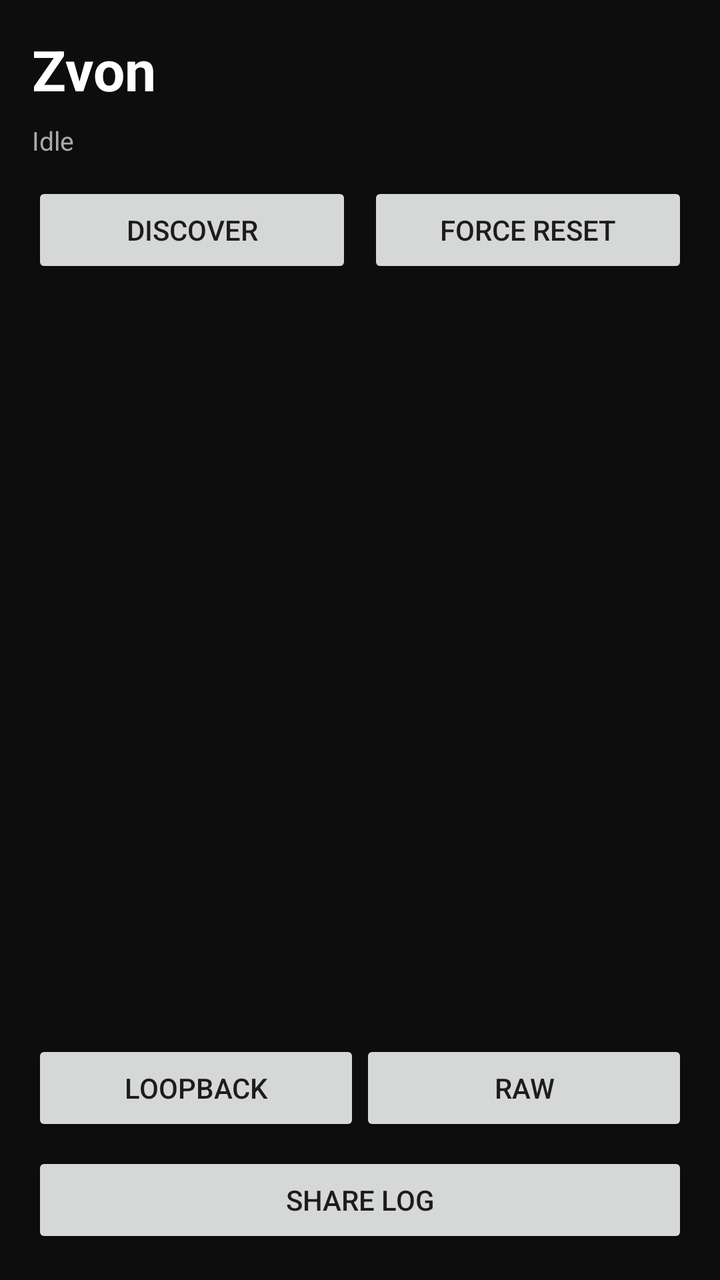
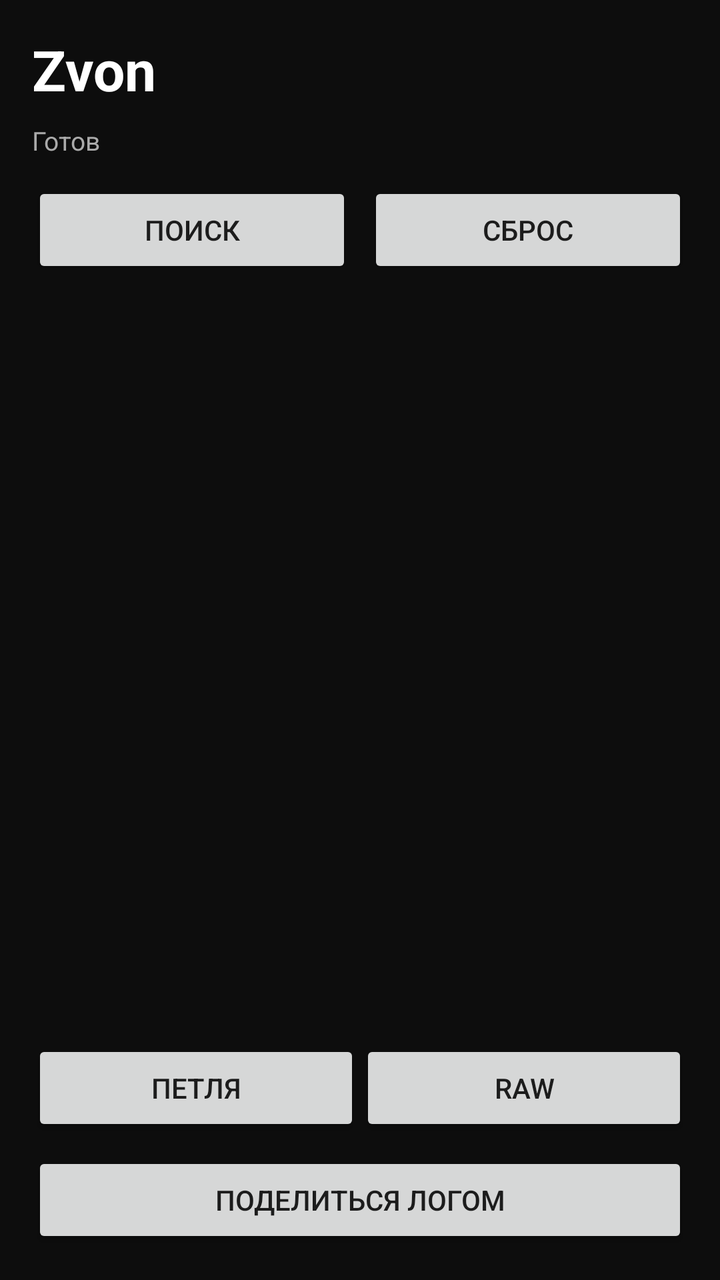

Two renders of the same Android screen: before a commit and after it. Below are the layout's source before the change and the commit's diff.
<!-- AndroidManifest.xml: application theme Theme.AppCompat.DayNight.NoActionBar -->
<!-- res/layout/activity_main.xml -->
<?xml version="1.0" encoding="utf-8"?>
<FrameLayout xmlns:android="http://schemas.android.com/apk/res/android"
    android:layout_width="match_parent" android:layout_height="match_parent"
    android:background="#0D0D0D">

    <LinearLayout android:id="@+id/discoveryView"
        android:layout_width="match_parent" android:layout_height="match_parent"
        android:orientation="vertical" android:padding="16dp">

        <TextView android:layout_width="wrap_content" android:layout_height="wrap_content"
            android:text="Zvon" android:textColor="#FFFFFF" android:textSize="28sp" android:textStyle="bold"/>

        <TextView android:id="@+id/statusText" android:layout_width="match_parent"
            android:layout_height="wrap_content" android:layout_marginTop="8dp"
            android:text="Idle" android:textColor="#AAAAAA" android:textSize="13sp"/>

        <LinearLayout android:layout_width="match_parent" android:layout_height="wrap_content"
            android:orientation="horizontal" android:layout_marginTop="12dp">
            <Button android:id="@+id/btnDiscover" android:layout_width="0dp"
                android:layout_weight="1" android:layout_height="wrap_content" android:text="Discover"/>
            <Button android:id="@+id/btnForceReset" android:layout_width="0dp"
                android:layout_weight="1" android:layout_height="wrap_content"
                android:layout_marginStart="8dp" android:text="Force Reset"/>
        </LinearLayout>

        <ScrollView android:layout_width="match_parent" android:layout_height="0dp"
            android:layout_weight="1" android:layout_marginTop="8dp">
            <LinearLayout android:id="@+id/peerList" android:layout_width="match_parent"
                android:layout_height="wrap_content" android:orientation="vertical"/>
        </ScrollView>

        <LinearLayout android:layout_width="match_parent" android:layout_height="wrap_content"
            android:orientation="horizontal">
            <Button android:id="@+id/btnLoopback" android:layout_width="0dp"
                android:layout_weight="1" android:layout_height="wrap_content" android:text="Loopback"/>
            <Button android:id="@+id/btnRaw" android:layout_width="0dp"
                android:layout_weight="1" android:layout_height="wrap_content" android:text="Raw"/>
        </LinearLayout>

        <Button android:id="@+id/btnShareLog" android:layout_width="match_parent"
            android:layout_height="wrap_content" android:layout_marginTop="8dp"
            android:text="Share Log"/>
    </LinearLayout>

    <LinearLayout android:id="@+id/callView" android:visibility="gone"
        android:layout_width="match_parent" android:layout_height="match_parent"
        android:orientation="vertical" android:gravity="center" android:padding="24dp">

        <TextView android:id="@+id/callStatus" android:layout_width="wrap_content"
            android:layout_height="wrap_content" android:text="In Call" android:textColor="#FFFFFF"
            android:textSize="26sp" android:textStyle="bold"/>

        <TextView android:id="@+id/callPeer" android:layout_width="wrap_content"
            android:layout_height="wrap_content" android:layout_marginTop="8dp"
            android:text="" android:textColor="#AAAAAA" android:textSize="14sp"/>

        <TextView android:id="@+id/callDuration" android:layout_width="wrap_content"
            android:layout_height="wrap_content" android:layout_marginTop="16dp"
            android:text="00:00" android:textColor="#FFFFFF" android:textSize="48sp"
            android:fontFamily="monospace"/>

        <TextView android:id="@+id/callStats" android:layout_width="wrap_content"
            android:layout_height="wrap_content" android:layout_marginTop="8dp"
            android:text="" android:textColor="#666666" android:textSize="10sp"
            android:fontFamily="monospace"/>

        <LinearLayout android:layout_width="match_parent" android:layout_height="wrap_content"
            android:orientation="horizontal" android:layout_marginTop="40dp">
            <Button android:id="@+id/btnMute" android:layout_width="0dp"
                android:layout_weight="1" android:layout_height="wrap_content"
                android:layout_marginEnd="8dp" android:text="Mute"/>
            <Button android:id="@+id/btnHangup" android:layout_width="0dp"
                android:layout_weight="1" android:layout_height="wrap_content"
                android:layout_marginStart="8dp" android:text="Hang Up"/>
        </LinearLayout>
    </LinearLayout>
</FrameLayout>
<!-- resources referenced by this layout -->
<resources>

</resources>

<!-- the commit's change to res/layout/activity_main.xml (unified diff, before → after) -->
@@ -12,15 +12,15 @@
 
         <TextView android:id="@+id/statusText" android:layout_width="match_parent"
             android:layout_height="wrap_content" android:layout_marginTop="8dp"
-            android:text="Idle" android:textColor="#AAAAAA" android:textSize="13sp"/>
+            android:text="Готов" android:textColor="#AAAAAA" android:textSize="13sp"/>
 
         <LinearLayout android:layout_width="match_parent" android:layout_height="wrap_content"
             android:orientation="horizontal" android:layout_marginTop="12dp">
             <Button android:id="@+id/btnDiscover" android:layout_width="0dp"
-                android:layout_weight="1" android:layout_height="wrap_content" android:text="Discover"/>
+                android:layout_weight="1" android:layout_height="wrap_content" android:text="Поиск"/>
             <Button android:id="@+id/btnForceReset" android:layout_width="0dp"
                 android:layout_weight="1" android:layout_height="wrap_content"
-                android:layout_marginStart="8dp" android:text="Force Reset"/>
+                android:layout_marginStart="8dp" android:text="Сброс"/>
         </LinearLayout>
 
         <ScrollView android:layout_width="match_parent" android:layout_height="0dp"
@@ -32,14 +32,14 @@
         <LinearLayout android:layout_width="match_parent" android:layout_height="wrap_content"
             android:orientation="horizontal">
             <Button android:id="@+id/btnLoopback" android:layout_width="0dp"
-                android:layout_weight="1" android:layout_height="wrap_content" android:text="Loopback"/>
+                android:layout_weight="1" android:layout_height="wrap_content" android:text="Петля"/>
             <Button android:id="@+id/btnRaw" android:layout_width="0dp"
-                android:layout_weight="1" android:layout_height="wrap_content" android:text="Raw"/>
+                android:layout_weight="1" android:layout_height="wrap_content" android:text="RAW"/>
         </LinearLayout>
 
         <Button android:id="@+id/btnShareLog" android:layout_width="match_parent"
             android:layout_height="wrap_content" android:layout_marginTop="8dp"
-            android:text="Share Log"/>
+            android:text="Поделиться логом"/>
     </LinearLayout>
 
     <LinearLayout android:id="@+id/callView" android:visibility="gone"
@@ -47,7 +47,7 @@
         android:orientation="vertical" android:gravity="center" android:padding="24dp">
 
         <TextView android:id="@+id/callStatus" android:layout_width="wrap_content"
-            android:layout_height="wrap_content" android:text="In Call" android:textColor="#FFFFFF"
+            android:layout_height="wrap_content" android:text="Звонок" android:textColor="#FFFFFF"
             android:textSize="26sp" android:textStyle="bold"/>
 
         <TextView android:id="@+id/callPeer" android:layout_width="wrap_content"
@@ -68,10 +68,10 @@
             android:orientation="horizontal" android:layout_marginTop="40dp">
             <Button android:id="@+id/btnMute" android:layout_width="0dp"
                 android:layout_weight="1" android:layout_height="wrap_content"
-                android:layout_marginEnd="8dp" android:text="Mute"/>
+                android:layout_marginEnd="8dp" android:text="Без звука"/>
             <Button android:id="@+id/btnHangup" android:layout_width="0dp"
                 android:layout_weight="1" android:layout_height="wrap_content"
-                android:layout_marginStart="8dp" android:text="Hang Up"/>
+                android:layout_marginStart="8dp" android:text="Завершить"/>
         </LinearLayout>
     </LinearLayout>
 </FrameLayout>
